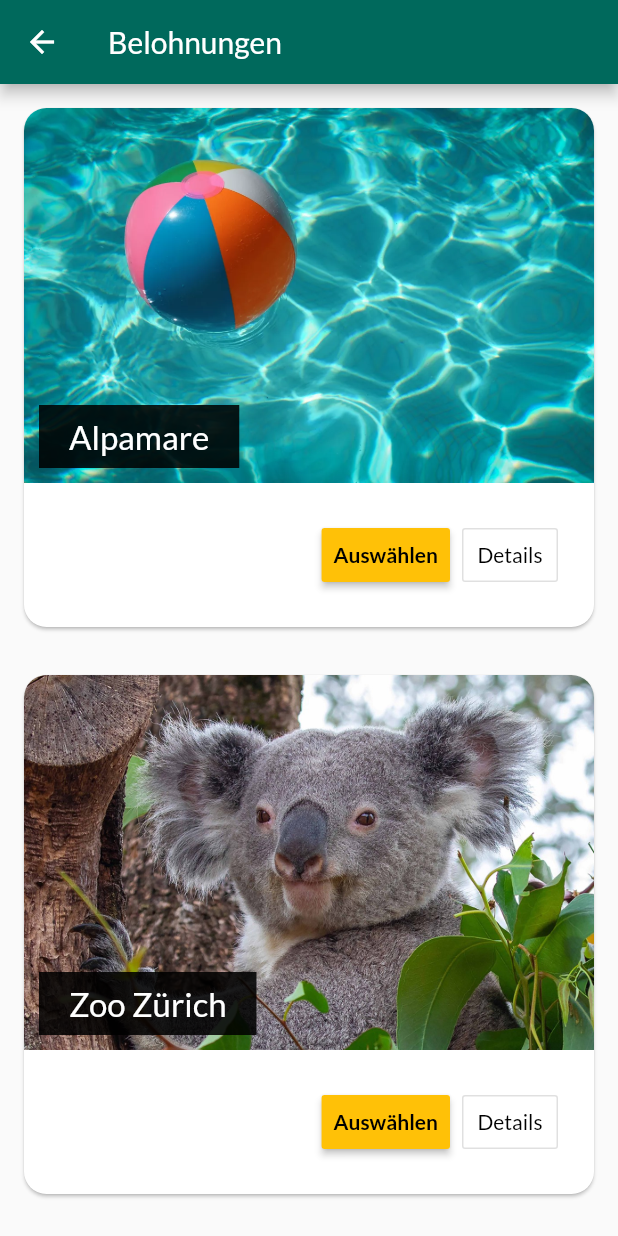
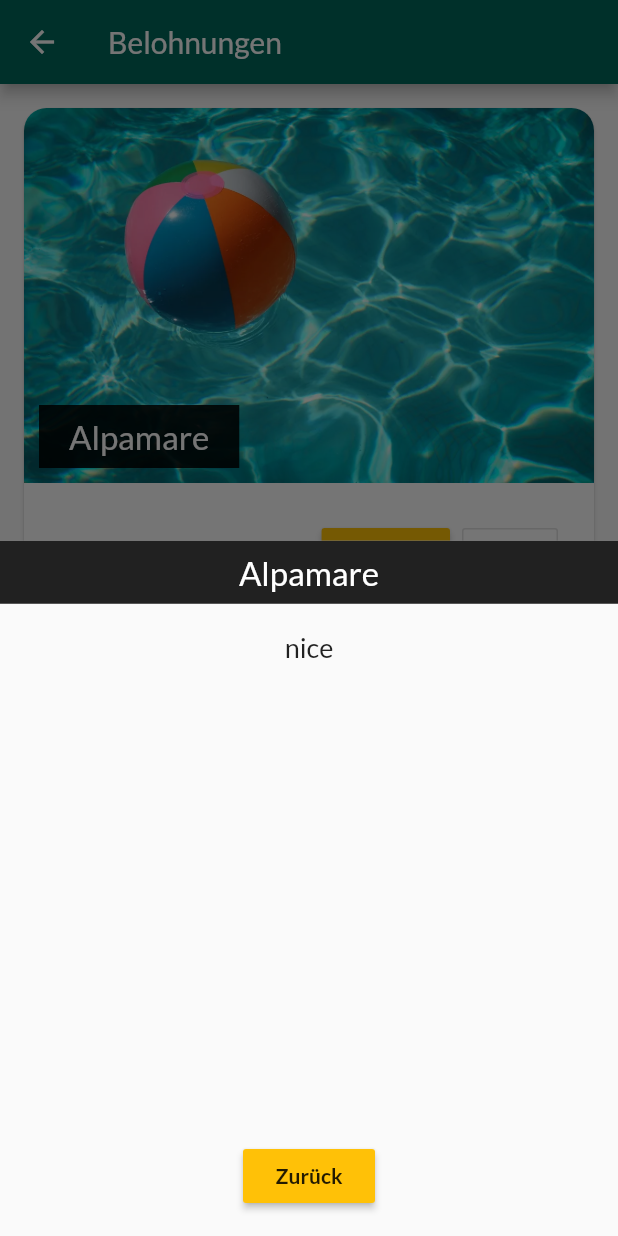
Before and after one commit to schmt5/papp, a Flutter app: the RewardScreen screen opened by its route, after a tap on "Details", on a phone screen of 412 x 824 dp. Run offline on Flutter 3.47's test engine with Material 2 defaults, Android fonts, the phone set to English and light mode, and no system bars; our stand-ins replace flare_flutter, sqflite; missing offline and left inert: flare_dart; accounts and stored records are empty.

```diff
--- a/papp/lib/widgets/reward_item.dart
+++ b/papp/lib/widgets/reward_item.dart
@@ -6,6 +6,64 @@
   final String infos;
 
   RewardItem(this.title, this.imgUrl, this.infos);
+
+  void _showDetailModalSheet(BuildContext ctx) {
+    showModalBottomSheet(
+        context: ctx,
+        builder: (ctx) {
+          return Column(
+            children: <Widget>[
+              Container(
+                width: double.infinity,
+                color: Colors.black87,
+                padding: EdgeInsets.symmetric(
+                  horizontal: 20,
+                  vertical: 8,
+                ),
+                child: Text(
+                  title,
+                  textAlign: TextAlign.center,
+                  style: TextStyle(
+                    fontSize: 22,
+                    color: Colors.white,
+                  ),
+                  softWrap: true,
+                  overflow: TextOverflow.fade,
+                ),
+              ),
+              Padding(
+                padding: EdgeInsets.symmetric(
+                  horizontal: 30,
+                  vertical: 18,
+                ),
+                child: Text(
+                  infos,
+                  textAlign: TextAlign.center,
+                  style: TextStyle(
+                    fontSize: 18,
+                  ),
+                ),
+              ),
+              Spacer(),
+              Padding(
+                padding: const EdgeInsets.only(bottom: 16),
+                child: RaisedButton(
+                  child: Text(
+                    'Zurück',
+                    style: TextStyle(
+                      fontWeight: FontWeight.w600,
+                    ),
+                  ),
+                  onPressed: () {
+                    Navigator.of(ctx).pop();
+                  },
+                  color: Theme.of(ctx).accentColor,
+                ),
+              )
+            ],
+          );
+        });
+  }
 
   @override
   Widget build(BuildContext context) {
@@ -34,7 +92,6 @@
                 bottom: 10,
                 left: 10,
                 child: Container(
-
                   color: Colors.black87,
                   padding: EdgeInsets.symmetric(
                     horizontal: 20,
@@ -67,7 +124,7 @@
                 ),
                 OutlineButton(
                   child: Text('Details'),
-                  onPressed: () {},
+                  onPressed: () => _showDetailModalSheet(context),
                 )
               ],
             ),
```
